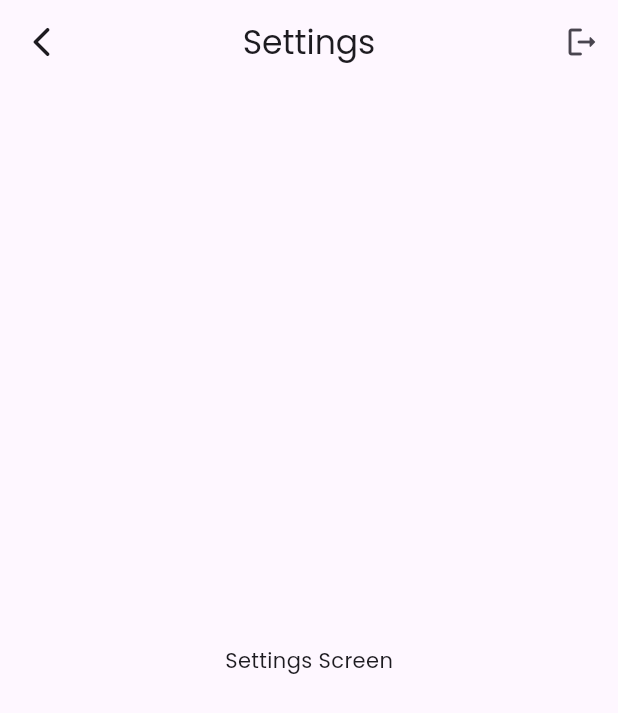
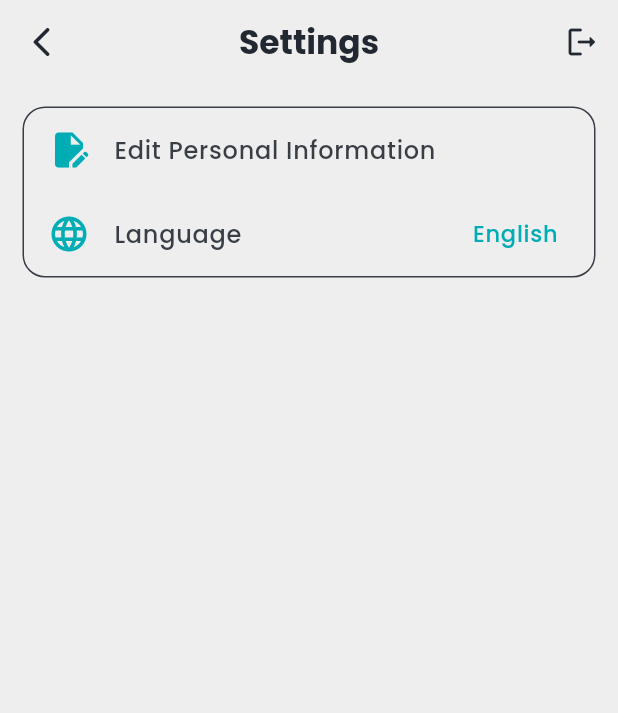
Before and after one commit to harshsutariya1/Finmate-Mobile-app, a Flutter app: the BnbPages screen opened by its route, after a tap on the "settings" icon, on a phone screen of 412 x 824 dp. Shown: the top 713 px of the screen. Run offline on Flutter 3.47's test engine with Material 3 defaults, Android fonts, the phone set to English and light mode, and no system bars; our stand-ins replace cloud_firestore, delightful_toast, firebase_auth, firebase_core, firebase_storage, flutter_riverpod and 6 more; missing offline and left inert: shorebird_code_push; accounts and stored records are empty; generated files the repository leaves out were written again.

Commit message:
Add shorebird_code_push dependency and update UI colors across multiple screens, updated settings screen

```diff
--- a/lib/screens/auth/settings_screen.dart
+++ b/lib/screens/auth/settings_screen.dart
@@ -1,3 +1,4 @@
+import 'package:finmate/constants/colors.dart';
 import 'package:finmate/services/auth_services.dart';
 import 'package:finmate/services/navigation_services.dart';
 import 'package:flutter/material.dart';
@@ -17,49 +18,107 @@ class _SettingsScreenState extends State<SettingsScreen> {
   @override
   Widget build(BuildContext context) {
     return Scaffold(
-      appBar: AppBar(
+      backgroundColor: backgroundColorWhite,
+      appBar: appBar(),
+      body: Column(
+        mainAxisAlignment: MainAxisAlignment.start,
+        crossAxisAlignment: CrossAxisAlignment.center,
+        children: [
+          borderedContainer([
+            listTile(
+              iconData: Icons.edit_document,
+              text: "Edit Personal Information",
+            ),
+            listTile(
+              iconData: Icons.language,
+              text: "Language",
+              isLanguageTile: true,
+            ),
+          ]),
+        ],
+      ),
+    );
+  }
+
+  PreferredSizeWidget appBar() {
+    return AppBar(
+      backgroundColor: backgroundColorWhite,
       leading: IconButton(
         onPressed: () {
           Navigate().goBack();
         },
-          icon: const Icon(Icons.arrow_back_ios_rounded),
+        icon: const Icon(
+          Icons.arrow_back_ios_rounded,
+          color: color1,
+        ),
       ),
       centerTitle: true,
-        title: const Text('Settings'),
+      title: Text(
+        'Settings',
+        style: TextStyle(
+          fontWeight: FontWeight.bold,
+          color: color1,
+        ),
+      ),
       actions: [
         IconButton(
           onPressed: () async {
             widget.authService.logoutDilog(context);
           },
-            icon: const Icon(Icons.logout_rounded),
+          icon: const Icon(
+            Icons.logout_rounded,
+            color: color1,
+          ),
         ),
       ],
+    );
+  }
+
+  Widget borderedContainer(List<Widget> listOfTiles) {
+    return Container(
+      margin: EdgeInsets.all(15),
+      decoration: BoxDecoration(
+        border: Border.all(color: color2),
+        borderRadius: BorderRadius.circular(15),
       ),
-      body: Column(
-        spacing: 15,
-        mainAxisAlignment: MainAxisAlignment.center,
+      child: Column(
+        mainAxisSize: MainAxisSize.min,
+        mainAxisAlignment: MainAxisAlignment.start,
         crossAxisAlignment: CrossAxisAlignment.center,
         children: [
-          Center(child: const Text("Settings Screen")),
+          ...listOfTiles.map((listTile) => listTile),
         ],
       ),
     );
   }
 
-  // void _onTapLogout(BuildContext context) async {
-  //   if (await widget.authService.logoutDilog(context)) {
-  //     Navigate().push(AuthScreen());
-  //     snackbarToast(
-  //       context: context,
-  //       text: "Logout successful",
-  //       icon: Icons.done_all_outlined,
-  //     );
-  //   } else {
-  //     snackbarToast(
-  //       context: context,
-  //       text: "Error logging out",
-  //       icon: Icons.error_rounded,
-  //     );
-  //   }
-  // }
+  Widget listTile({
+    required IconData iconData,
+    required String text,
+    bool isLanguageTile = false,
+  }) {
+    return ListTile(
+      leading: Icon(
+        iconData,
+        color: color3,
+        size: 28,
+      ),
+      title: Text(
+        text,
+        style: TextStyle(
+          color: color2,
+          fontWeight: FontWeight.w500,
+        ),
+      ),
+      trailing: (isLanguageTile)
+          ? Text(
+              "English",
+              style: TextStyle(
+                color: color3,
+                fontSize: 15,
+              ),
+            )
+          : null,
+    );
   }
+}
--- a/lib/screens/home/add_transaction_screen.dart
+++ b/lib/screens/home/add_transaction_screen.dart
@@ -1,4 +1,5 @@
 import 'package:finmate/Models/user.dart';
+import 'package:finmate/constants/colors.dart';
 import 'package:finmate/models/transaction.dart';
 import 'package:finmate/models/user_finance_data.dart';
 import 'package:finmate/screens/home/bnb_pages.dart';
@@ -28,7 +29,9 @@ class _AddTransactionScreenState extends ConsumerState<AddTransactionScreen> {
   @override
   Widget build(BuildContext context) {
     return Scaffold(
+      backgroundColor: backgroundColorWhite,
       appBar: AppBar(
+        backgroundColor: backgroundColorWhite,
         centerTitle: true,
         title: const Text('Add Transaction'),
       ),
--- a/lib/screens/home/analytics_screen.dart
+++ b/lib/screens/home/analytics_screen.dart
@@ -1,3 +1,4 @@
+import 'package:finmate/constants/colors.dart';
 import 'package:flutter/material.dart';
 
 class AnalyticsScreen extends StatefulWidget {
@@ -11,7 +12,9 @@ class _AnalyticsScreenState extends State<AnalyticsScreen> {
   @override
   Widget build(BuildContext context) {
     return Scaffold(
+      backgroundColor: backgroundColorWhite,
       appBar: AppBar(
+        backgroundColor: backgroundColorWhite,
         title: const Text('Analytics'),
       ),
       body: Center(
--- a/lib/screens/home/bnb_pages.dart
+++ b/lib/screens/home/bnb_pages.dart
@@ -80,6 +80,8 @@ class _BnbPagesState extends ConsumerState<BnbPages> {
     return Scaffold(
       body: screens[currentIndex],
       bottomNavigationBar: BottomNavigationBar(
+
+        backgroundColor: backgroundColorWhite,
         currentIndex: currentIndex,
         type: BottomNavigationBarType.fixed,
         iconSize: 30,
@@ -91,6 +93,7 @@ class _BnbPagesState extends ConsumerState<BnbPages> {
         items: List.generate(
           screens.length,
           (index) => BottomNavigationBarItem(
+
             icon: Icon(
               listOfIcons[index],
               color: Colors.black,
--- a/lib/screens/home/groups_screen.dart
+++ b/lib/screens/home/groups_screen.dart
@@ -1,3 +1,4 @@
+import 'package:finmate/constants/colors.dart';
 import 'package:flutter/material.dart';
 
 class GroupsScreen extends StatefulWidget {
@@ -11,7 +12,9 @@ class _GroupsScreenState extends State<GroupsScreen> {
   @override
   Widget build(BuildContext context) {
     return Scaffold(
+      backgroundColor: backgroundColorWhite,
       appBar: AppBar(
+        backgroundColor: backgroundColorWhite,
         title: const Text('Groups'),
       ),
       body: Center(
--- a/lib/screens/home/home_screen.dart
+++ b/lib/screens/home/home_screen.dart
@@ -30,6 +30,7 @@ class _HomeScreenState extends ConsumerState<HomeScreen> {
     return Scaffold(
       backgroundColor: backgroundColorWhite,
       appBar: AppBar(
+        backgroundColor: backgroundColorWhite,
         title: Text(
           (widget.userData.name == "")
               ? "Home"
@@ -56,7 +57,7 @@ class _HomeScreenState extends ConsumerState<HomeScreen> {
           mainAxisAlignment: MainAxisAlignment.start,
           crossAxisAlignment: CrossAxisAlignment.center,
           children: [
-            Center(child: Text("FinMate App Home")),
+            Center(child: Text("Transactions")),
             Divider(),
             ...widget.userFinanceData.listOfTransactions
                     ?.map((transaction) => transactionData(transaction))
@@ -76,7 +77,7 @@ class _HomeScreenState extends ConsumerState<HomeScreen> {
       margin: EdgeInsets.symmetric(horizontal: 30),
       decoration: BoxDecoration(
         border: Border.all(color: color2),
-        color: color4,
+        color: Colors.white,
         borderRadius: BorderRadius.circular(10),
       ),
       child: Column(
--- a/lib/screens/home/investments_screen.dart
+++ b/lib/screens/home/investments_screen.dart
@@ -1,3 +1,4 @@
+import 'package:finmate/constants/colors.dart';
 import 'package:flutter/material.dart';
 
 class InvestmentsScreen extends StatefulWidget {
@@ -11,7 +12,9 @@ class _InvestmentsScreenState extends State<InvestmentsScreen> {
   @override
   Widget build(BuildContext context) {
     return Scaffold(
+      backgroundColor: backgroundColorWhite,
       appBar: AppBar(
+        backgroundColor: backgroundColorWhite,
         title: const Text('Investments'),
       ),
       body: Center(
--- a/lib/utils/utils.dart
+++ b/lib/utils/utils.dart
@@ -2,9 +2,11 @@ import 'package:firebase_core/firebase_core.dart';
 import 'package:flutter/material.dart';
 import 'package:get_it/get_it.dart';
 import 'package:finmate/services/auth_services.dart';
+import 'package:shorebird_code_push/shorebird_code_push.dart';
 
 Future<void> setupFirebase() async {
   WidgetsFlutterBinding.ensureInitialized();
+  await ShorebirdUpdater().update();
   await Firebase.initializeApp();
   print('__Firebase app is initialized!__');
 }
--- a/pubspec.yaml
+++ b/pubspec.yaml
@@ -65,6 +65,7 @@ dependencies:
   riverpod_annotation: ^2.6.1
   get_it: ^8.0.3
   google_sign_in: ^6.2.2
+  shorebird_code_push: ^2.0.3
 
 dev_dependencies:
   flutter_test:
```
Also changed, not shown: pubspec.lock, 4 other files. Lines whose indentation alone changed are shown as unchanged.
